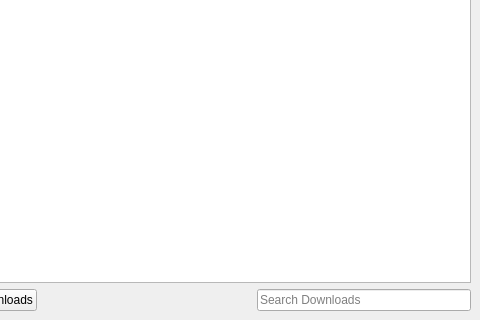
textbrowser/dooble, file 2.x/UI/dooble_downloads.ui: the form before one commit; both pictures show x 120 to 600 and y 280 to 600 of the 600 by 600 pixel window.
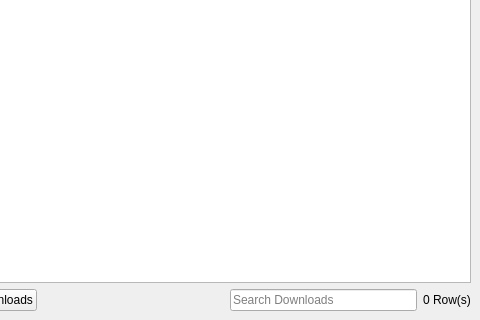
The form after the commit. Icons and pictures are not drawn. Custom widgets are drawn as their Qt base class.

Commit message: Be careful of hidden entries.

```diff
--- a/2.x/UI/dooble_downloads.ui
+++ b/2.x/UI/dooble_downloads.ui
@@ -115,6 +115,13 @@
         </property>
        </widget>
       </item>
+      <item>
+       <widget class="QLabel" name="entries">
+        <property name="text">
+         <string>0 Row(s)</string>
+        </property>
+       </widget>
+      </item>
      </layout>
     </item>
    </layout>
```
Left out of the diff: 3 changed lines with no effect on the pictures. The commit also changes 5 other files.
